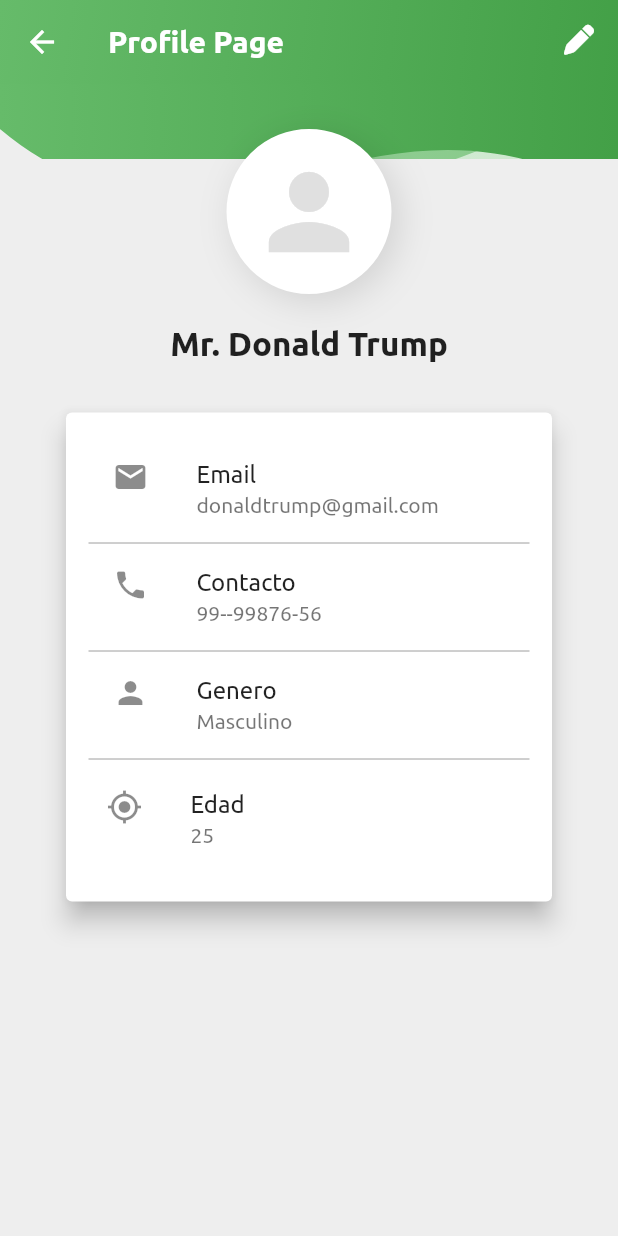
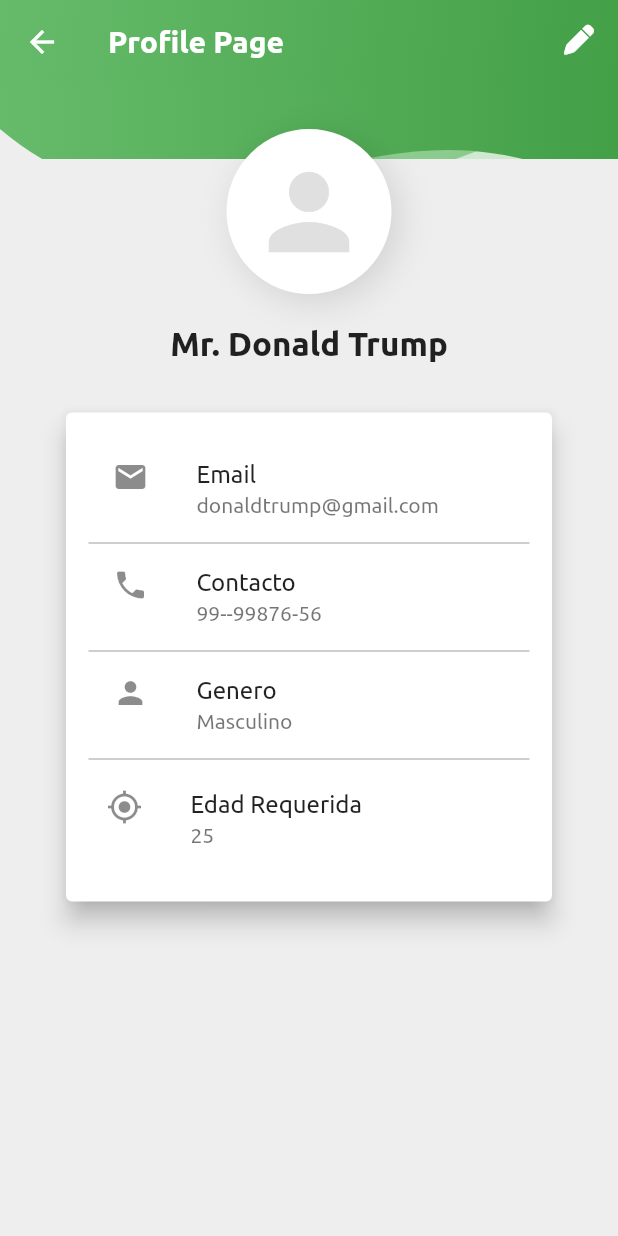
Before and after one commit to pueblobelloapp/pueblobelloapp, a Flutter app: the PerfilPropietario screen opened by its route, on a phone screen of 412 x 824 dp. Run offline on Flutter 3.47's test engine with Material 2 defaults, Android fonts, the phone set to English and light mode, and no system bars; our stand-ins replace auto_size_text, cloud_firestore, equatable, firebase_auth, firebase_core, firebase_storage and 6 more; accounts and stored records are empty; project files that could hold a hidden picture were left out.

Commit message:
Ajustes para validaciones de git.

```diff
--- a/lib/Recursos/Paginas/modulopages/PerfilPropietario.dart
+++ b/lib/Recursos/Paginas/modulopages/PerfilPropietario.dart
@@ -119,7 +119,7 @@ class PerfilPropietario extends StatelessWidget {
                                         contentPadding: EdgeInsets.symmetric(
                                             horizontal: 12, vertical: 4),
                                         leading: Icon(Icons.my_location),
-                                        title: Text("Edad"),
+                                        title: Text("Edad Requerida"),
                                         subtitle: Text("25"),
                                       ),
                                     ],
```
